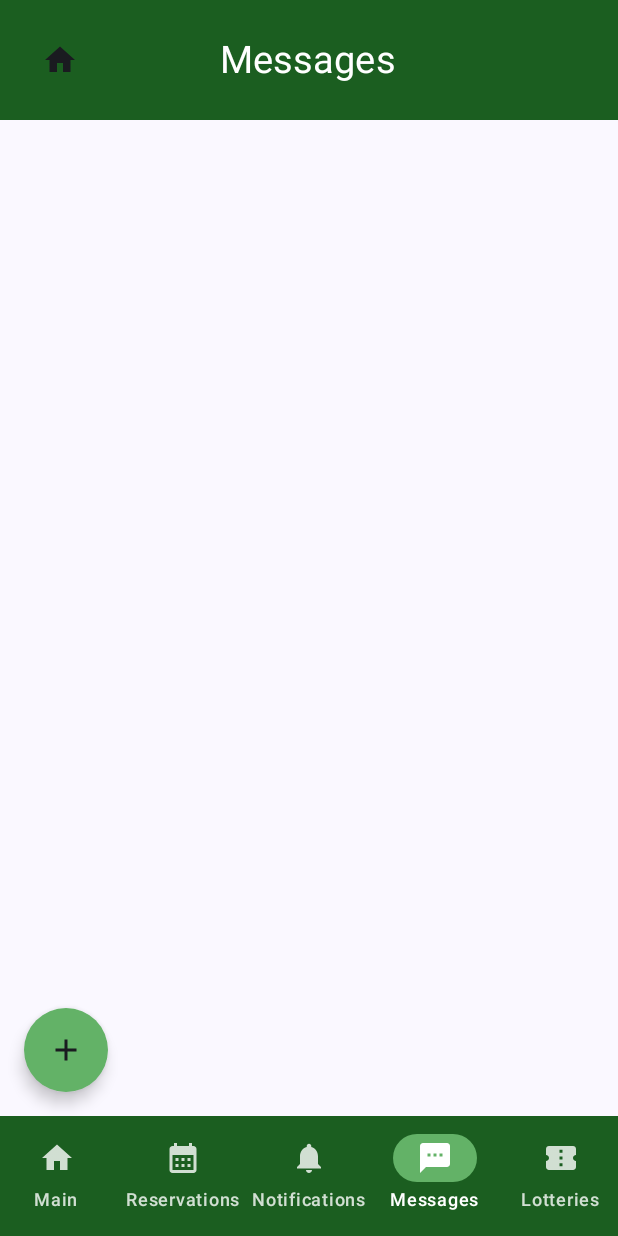
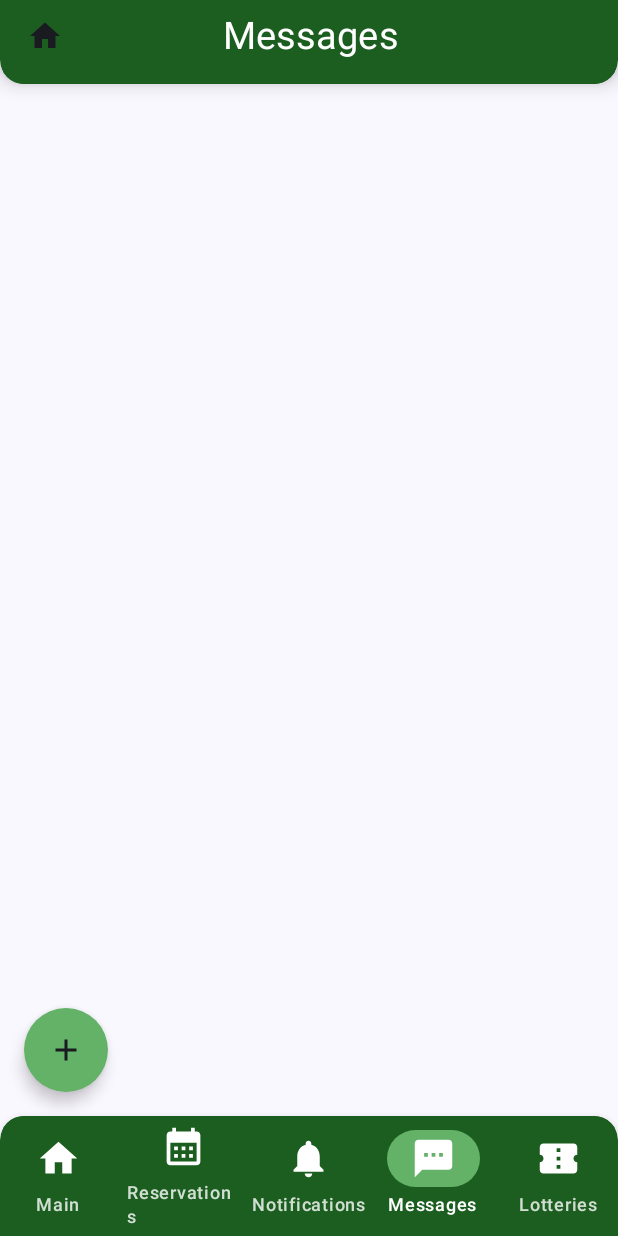
Before and after one commit to 301-staaks/CMPUT301F26staaks, an Android app built with Jetpack Compose: the OwnerMessages screen opened through its navigation route, on a phone screen of 412 x 824 dp. Run offline under Robolectric (Android 15) with nearby library versions, the phone set to English and light mode, and no system bars; our stand-ins replace Firebase (no records; nobody signed in at launch, a user with empty details on screens opened directly); libraries missing offline, so code that uses them is left out: androidx.compose.remote.

Commit message:
updates to owner ui and shared ui

```diff
--- a/code/app/src/main/java/com/example/staaks_campsite_app/ImagesScreen.kt
+++ b/code/app/src/main/java/com/example/staaks_campsite_app/ImagesScreen.kt
@@ -317,7 +317,7 @@ fun CampsiteImagePreview(imageUrl: String) {
 
 @Composable
 fun UserProfileImagePreview(
-    size: Dp = 60.dp, imageUrl: String) {
+    size: Dp = 60.dp, imageUrl: String = "") {
 
 
     var showPlaceholder by remember(imageUrl) {
--- a/code/app/src/main/java/com/example/staaks_campsite_app/OwnerMessages.kt
+++ b/code/app/src/main/java/com/example/staaks_campsite_app/OwnerMessages.kt
@@ -213,7 +213,7 @@ fun OwnerMessages(navController: NavController) {
                                     .size(100.dp),
                                 contentAlignment = Alignment.Center,
                             ) {
-                                CircularProfilePicture(size=80.dp)
+                                UserProfileImagePreview(size=80.dp)
                             }
 
                             Column(modifier = Modifier.padding(12.dp)) {
--- a/code/app/src/main/java/com/example/staaks_campsite_app/SharedUI.kt
+++ b/code/app/src/main/java/com/example/staaks_campsite_app/SharedUI.kt
@@ -6,6 +6,9 @@ import androidx.compose.foundation.layout.Column
 import androidx.compose.foundation.layout.Row
 import androidx.compose.foundation.layout.fillMaxWidth
 import androidx.compose.foundation.layout.padding
+import androidx.compose.foundation.layout.size
+import androidx.compose.foundation.layout.statusBarsPadding
+import androidx.compose.foundation.shape.RoundedCornerShape
 import androidx.compose.material3.Icon
 import androidx.compose.material3.NavigationBar
 import androidx.compose.material3.NavigationBarItem
@@ -18,6 +21,8 @@ import androidx.compose.runtime.remember
 import androidx.compose.runtime.setValue
 import androidx.compose.ui.Alignment
 import androidx.compose.ui.Modifier
+import androidx.compose.ui.draw.shadow
+import androidx.compose.ui.graphics.Brush
 import androidx.compose.ui.graphics.Color
 import androidx.compose.ui.graphics.vector.ImageVector
 import androidx.compose.ui.unit.dp
@@ -27,7 +32,7 @@ import androidx.navigation.NavController
 data class Tab(val route: String, val label: String, val icon: ImageVector)
 
 @Composable
-fun UiTopRow(
+fun UiTopRow2(
     navController: NavController,
     title: String = "Title",
     homeRoute: String = "",
@@ -73,7 +78,71 @@ fun UiTopRow(
 }
 
 @Composable
-fun UiBottomRow(
+fun UiTopRow(
+    navController: NavController,
+    title: String = "Title",
+    homeRoute: String = "",
+    isAdmin: Boolean = false
+) {
+    var changeViewVisible by remember { mutableStateOf(false) }
+
+    Box(
+        modifier = Modifier
+            .fillMaxWidth()
+            .shadow(8.dp, RoundedCornerShape(bottomStart = 16.dp, bottomEnd = 16.dp))
+            .background(
+                brush = Brush.verticalGradient(
+                    // darker 0xFF1B5E20
+                    // dark 0xFF3E8E45
+                    // lighter 0xFF7BC67F
+                    // light 0xFF63B267
+                    colors = listOf(Color(0xFF1B5E20), Color(0xFF1B5E20))
+                ),
+                shape = RoundedCornerShape(bottomStart = 16.dp, bottomEnd = 16.dp)
+            )
+            .statusBarsPadding()
+            .padding(vertical = 0.dp, horizontal = 2.dp)
+    ) {
+        Column(modifier = Modifier.fillMaxWidth()) {
+            Row(
+                verticalAlignment = Alignment.CenterVertically,
+                modifier = Modifier
+                    .fillMaxWidth()
+                    .background(color = Color(0xFF1B5E20))
+                    .padding(4.dp, bottom = 8.dp)
+
+            ) {
+                Box(
+                    modifier = Modifier.weight(1f),
+                    contentAlignment = Alignment.CenterStart
+                ) {
+                    TopRowHomeButton(onClick = { navController.navigate(homeRoute) })
+                }
+
+                Text(
+                    text = title,
+                    fontSize = 25.sp,
+                    color = Color.White,
+                    modifier = Modifier.align(Alignment.CenterVertically)
+                )
+                Box(
+                    modifier = Modifier.weight(1f),
+                    contentAlignment = Alignment.CenterEnd
+                ) {
+                    if (isAdmin) {
+                        AdminTopRowToggleChangeView { changeViewVisible = !changeViewVisible }
+                    }
+                }
+            }
+            if (changeViewVisible) {
+                AdminViewChanger(navController = navController)
+            }
+        }
+    }
+}
+
+@Composable
+fun UiBottomRow2(
     navController: NavController,
     tabs: List<Tab>
 ) {
@@ -102,3 +171,52 @@ fun UiBottomRow(
         }
     }
 }
+
+@Composable
+fun UiBottomRow(
+    navController: NavController,
+    tabs: List<Tab>
+) {
+    val currentRoute = navController.currentBackStackEntry?.destination?.route
+    Box(
+        modifier = Modifier
+            .fillMaxWidth()
+            .shadow(8.dp, RoundedCornerShape(topStart = 16.dp, topEnd = 16.dp))
+            .background(
+                brush = Brush.verticalGradient(
+                    // darker 0xFF1B5E20
+                    // dark 0xFF3E8E45
+                    // lighter 0xFF7BC67F
+                    // light 0xFF63B267
+                    colors = listOf(Color(0xFF1B5E20), Color(0xFF1B5E20))
+                ),
+                shape = RoundedCornerShape(topStart = 16.dp, topEnd = 16.dp)
+            )
+            .statusBarsPadding()
+            .padding(vertical = 0.dp, horizontal = 2.dp)
+    ) {
+        NavigationBar(containerColor = Color(0xFF1B5E20), modifier = Modifier.padding(all = 0.dp)) {
+            tabs.forEach { tab ->
+                NavigationBarItem(
+                    selected = currentRoute == tab.route,
+                    onClick = {
+                        navController.navigate(tab.route) {
+                            popUpTo(navController.graph.startDestinationId)
+                            launchSingleTop = true
+                            restoreState = true
+                        }
+                    },
+                    icon = { Icon(imageVector = tab.icon, contentDescription = tab.label, tint = Color.White, modifier = Modifier.size(30.dp)) },
+                    label = { Text(text = tab.label) },
+                    colors = NavigationBarItemDefaults.colors(
+                        indicatorColor = Color(0xFF63B267),
+                        selectedIconColor = Color.White,
+                        selectedTextColor = Color.White,
+                        unselectedIconColor = Color.White.copy(alpha = 0.8f),
+                        unselectedTextColor = Color.White.copy(alpha = 0.8f),
+                    )
+                )
+            }
+        }
+    }
+}
```
Also changed, not shown: code/app/src/main/java/com/example/staaks_campsite_app/OwnerMain.kt (+40 -15 lines).
